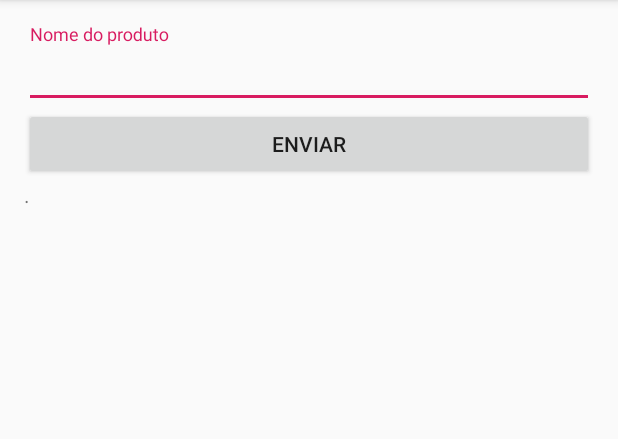
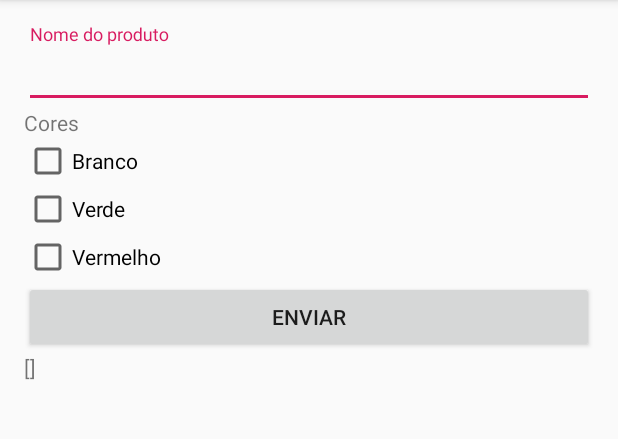
Before and after one commit to cbcarlos07/AndroidOreo_JD, an Android app: the screen it shows after launch (MainActivity), after a tap on "ENVIAR", on a phone screen of 412 x 824 dp, the part 84-523 px from its top. Run offline under Robolectric (Android 15) with nearby library versions, the phone set to English and light mode, and no system bars.

Commit message:
80. Checkbox

```diff
--- a/ComandosBasicos/app/src/main/java/br/com/brito/comandosbasicos/MainActivity.java
+++ b/ComandosBasicos/app/src/main/java/br/com/brito/comandosbasicos/MainActivity.java
@@ -5,11 +5,17 @@ import android.support.v7.app.AppCompatActivity;
 import android.os.Bundle;
 import android.view.View;
 import android.widget.Button;
+import android.widget.CheckBox;
 import android.widget.TextView;
+
+import java.util.ArrayList;
+import java.util.List;
 
 public class MainActivity extends AppCompatActivity {
     private TextInputEditText campoProduto;
     private TextView resultado;
+    private CheckBox cbBranco, cbVerde, cbVermelho;
+    private List<String> check = new ArrayList<String>() ;
     @Override
     protected void onCreate(Bundle savedInstanceState) {
         super.onCreate(savedInstanceState);
@@ -17,11 +23,29 @@ public class MainActivity extends AppCompatActivity {
 
         campoProduto = findViewById( R.id.etNomeProduto );
         resultado = findViewById( R.id.tvResultado );
+        cbBranco  = findViewById( R.id.cbBranco );
+        cbVerde  = findViewById( R.id.cbVerde );
+        cbVermelho  = findViewById( R.id.cbVermelho );
     }
+    public void verificaCheck(){
+        check.clear();
+        if( cbBranco.isChecked() ){
+            check.add( cbBranco.getText().toString() );
+        }
 
+        if( cbVerde.isChecked() ){
+            check.add( cbVerde.getText().toString() );
+        }
+
+        if( cbVermelho.isChecked() ){
+            check.add( cbVermelho.getText().toString() );
+        }
+
+        resultado.setText( check.toString() );
+    }
     public void btEnviar(View view){
-        String nomeProduto = campoProduto.getText().toString() + ".";
-        resultado.setText( nomeProduto );
-
+        /*String nomeProduto = campoProduto.getText().toString() + ".";
+        resultado.setText( nomeProduto );*/
+        verificaCheck();
     }
 }
--- a/ComandosBasicos/app/src/main/res/layout/activity_main.xml
+++ b/ComandosBasicos/app/src/main/res/layout/activity_main.xml
@@ -19,6 +19,30 @@
             android:hint="Nome do produto" />
     </android.support.design.widget.TextInputLayout>
 
+    <TextView
+        android:id="@+id/textView2"
+        android:layout_width="match_parent"
+        android:layout_height="wrap_content"
+        android:text="Cores" />
+
+    <CheckBox
+        android:id="@+id/cbBranco"
+        android:layout_width="match_parent"
+        android:layout_height="wrap_content"
+        android:text="Branco" />
+
+    <CheckBox
+        android:id="@+id/cbVerde"
+        android:layout_width="match_parent"
+        android:layout_height="wrap_content"
+        android:text="Verde" />
+
+    <CheckBox
+        android:id="@+id/cbVermelho"
+        android:layout_width="match_parent"
+        android:layout_height="wrap_content"
+        android:text="Vermelho" />
+
     <Button
         android:id="@+id/btEnviar"
         android:layout_width="match_parent"
```
